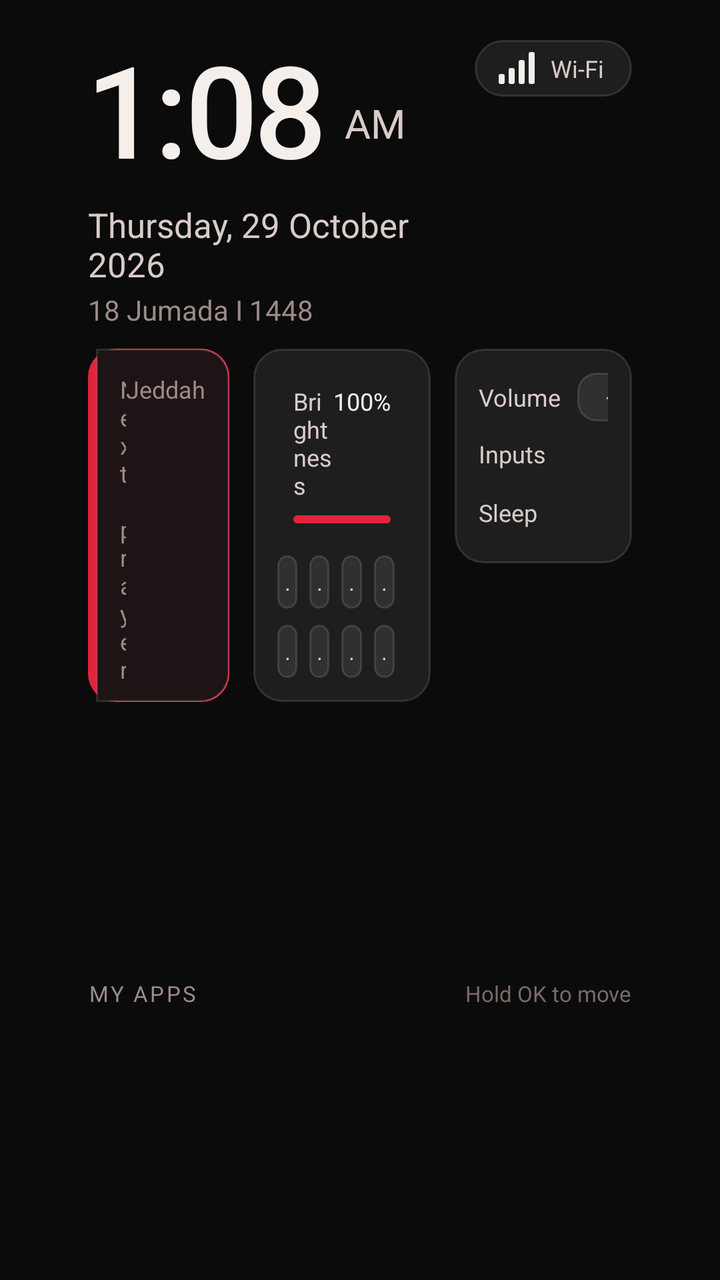
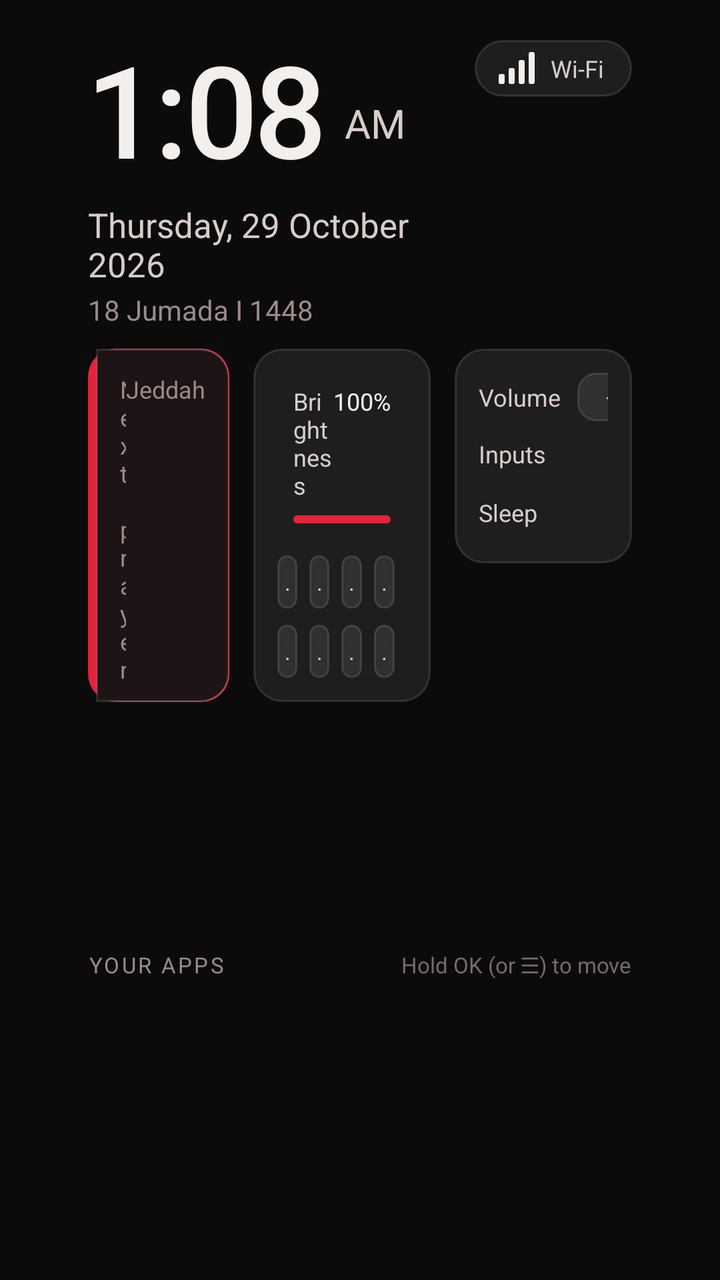

An Android layout rendered at two revisions. The XML below is the earlier revision; the diff shows what the commit changed to produce the second picture.
<!-- AndroidManifest.xml: application theme Theme.JawadTV -->
<!-- res/layout/activity_main.xml -->
<?xml version="1.0" encoding="utf-8"?>
<FrameLayout xmlns:android="http://schemas.android.com/apk/res/android"
    android:id="@+id/root"
    android:layout_width="match_parent"
    android:layout_height="match_parent"
    android:layoutDirection="ltr">

    <View
        android:id="@+id/bgView"
        android:layout_width="match_parent"
        android:layout_height="match_parent" />

    <ScrollView
        android:id="@+id/scroll"
        android:layout_width="match_parent"
        android:layout_height="match_parent"
        android:fillViewport="true"
        android:overScrollMode="never"
        android:scrollbars="none">

    <LinearLayout
        android:id="@+id/content"
        android:layout_width="match_parent"
        android:layout_height="match_parent"
        android:layoutDirection="ltr"
        android:orientation="vertical"
        android:paddingStart="44dp"
        android:paddingTop="20dp"
        android:paddingEnd="44dp"
        android:paddingBottom="16dp">

        
        <LinearLayout
            android:layout_width="match_parent"
            android:layout_height="wrap_content"
            android:orientation="horizontal">

            <LinearLayout
                android:layout_width="0dp"
                android:layout_height="wrap_content"
                android:layout_weight="1"
                android:orientation="vertical">

                <LinearLayout
                    android:layout_width="wrap_content"
                    android:layout_height="wrap_content"
                    android:gravity="bottom"
                    android:orientation="horizontal">

                    <TextView
                        android:id="@+id/tvClock"
                        android:layout_width="wrap_content"
                        android:layout_height="wrap_content"
                        android:fontFamily="sans-serif-medium"
                        android:includeFontPadding="false"
                        android:letterSpacing="-0.03"
                        android:text="1:08"
                        android:textColor="@color/text_primary"
                        android:textSize="64sp" />

                    <TextView
                        android:id="@+id/tvAmPm"
                        android:layout_width="wrap_content"
                        android:layout_height="wrap_content"
                        android:layout_marginStart="10dp"
                        android:layout_marginBottom="10dp"
                        android:text="AM"
                        android:textColor="@color/text_secondary"
                        android:textSize="20sp" />
                </LinearLayout>

                <TextView
                    android:id="@+id/tvDate"
                    android:layout_width="wrap_content"
                    android:layout_height="wrap_content"
                    android:layout_marginTop="6dp"
                    android:text="Thursday, 29 October 2026"
                    android:textColor="@color/text_secondary"
                    android:textSize="17sp" />

                <TextView
                    android:id="@+id/tvHijri"
                    android:layout_width="wrap_content"
                    android:layout_height="wrap_content"
                    android:layout_marginTop="2dp"
                    android:text="18 Jumada I 1448"
                    android:textColor="@color/text_muted"
                    android:textSize="14sp" />
            </LinearLayout>

            <LinearLayout
                android:layout_width="wrap_content"
                android:layout_height="wrap_content"
                android:gravity="end"
                android:orientation="vertical">

                
                <LinearLayout
                    android:id="@+id/wifiChip"
                    android:layout_width="wrap_content"
                    android:layout_height="wrap_content"
                    android:background="@drawable/wifi_chip_bg"
                    android:clickable="true"
                    android:focusable="true"
                    android:gravity="center_vertical"
                    android:orientation="horizontal"
                    android:paddingStart="12dp"
                    android:paddingTop="6dp"
                    android:paddingEnd="14dp"
                    android:paddingBottom="6dp">

                    <LinearLayout
                        android:id="@+id/signalBars"
                        android:layout_width="wrap_content"
                        android:layout_height="16dp"
                        android:gravity="bottom"
                        android:orientation="horizontal">

                        <View android:id="@+id/bar1" android:layout_width="3dp" android:layout_height="5dp" android:layout_marginEnd="2dp" android:background="@drawable/signal_bar" />
                        <View android:id="@+id/bar2" android:layout_width="3dp" android:layout_height="8dp" android:layout_marginEnd="2dp" android:background="@drawable/signal_bar" />
                        <View android:id="@+id/bar3" android:layout_width="3dp" android:layout_height="12dp" android:layout_marginEnd="2dp" android:background="@drawable/signal_bar" />
                        <View android:id="@+id/bar4" android:layout_width="3dp" android:layout_height="16dp" android:background="@drawable/signal_bar" />
                    </LinearLayout>

                    <TextView
                        android:id="@+id/tvWifi"
                        android:layout_width="wrap_content"
                        android:layout_height="wrap_content"
                        android:layout_marginStart="8dp"
                        android:maxLines="1"
                        android:text="Wi-Fi"
                        android:textColor="@color/text_secondary"
                        android:textSize="12sp" />
                </LinearLayout>

            </LinearLayout>
        </LinearLayout>

        
        <LinearLayout
            android:layout_width="match_parent"
            android:layout_height="wrap_content"
            android:layout_marginTop="10dp"
            android:orientation="horizontal">

            
            <LinearLayout
                android:id="@+id/prayerCard"
                android:layout_width="0dp"
                android:layout_height="match_parent"
                android:layout_weight="1"
                android:layout_marginEnd="12dp"
                android:background="@drawable/card_accent_bg"
                android:orientation="vertical"
                android:paddingStart="16dp"
                android:paddingTop="12dp"
                android:paddingEnd="12dp"
                android:paddingBottom="10dp">

                <LinearLayout
                    android:layout_width="match_parent"
                    android:layout_height="wrap_content"
                    android:orientation="horizontal">

                    <TextView
                        android:layout_width="0dp"
                        android:layout_height="wrap_content"
                        android:layout_weight="1"
                        android:text="@string/next_prayer"
                        android:textColor="@color/text_muted"
                        android:textSize="12sp" />

                    <TextView
                        android:layout_width="wrap_content"
                        android:layout_height="wrap_content"
                        android:text="@string/city"
                        android:textColor="@color/text_muted"
                        android:textSize="12sp" />
                </LinearLayout>

                <TextView
                    android:id="@+id/tvNextPrayer"
                    android:layout_width="wrap_content"
                    android:layout_height="wrap_content"
                    android:layout_marginTop="6dp"
                    android:fontFamily="sans-serif-medium"
                    android:text="Fajr 5:08"
                    android:textColor="@color/text_primary"
                    android:textSize="24sp" />

                <TextView
                    android:id="@+id/tvCountdown"
                    android:layout_width="wrap_content"
                    android:layout_height="wrap_content"
                    android:text="in 3h 59m"
                    android:textColor="@color/red_soft"
                    android:textSize="13sp" />

                <View
                    android:layout_width="match_parent"
                    android:layout_height="1dp"
                    android:layout_marginTop="10dp"
                    android:layout_marginBottom="8dp"
                    android:background="@color/divider" />

                <LinearLayout
                    android:layout_width="match_parent"
                    android:layout_height="wrap_content"
                    android:orientation="horizontal">

                    <include layout="@layout/prayer_slot" android:id="@+id/slotFajr" />
                    <include layout="@layout/prayer_slot" android:id="@+id/slotDhuhr" />
                    <include layout="@layout/prayer_slot" android:id="@+id/slotAsr" />
                    <include layout="@layout/prayer_slot" android:id="@+id/slotMaghrib" />
                    <include layout="@layout/prayer_slot" android:id="@+id/slotIsha" />
                </LinearLayout>
            </LinearLayout>

            
            <LinearLayout
                android:id="@+id/displayPanel"
                android:layout_width="0dp"
                android:layout_height="wrap_content"
                android:layout_marginEnd="12dp"
                android:layout_weight="1.25"
                android:background="@drawable/card_bg"
                android:orientation="vertical"
                android:padding="12dp">

                
                <LinearLayout
                    android:id="@+id/brightnessRow"
                    android:layout_width="match_parent"
                    android:layout_height="wrap_content"
                    android:background="@drawable/slider_row_bg"
                    android:focusable="true"
                    android:orientation="vertical"
                    android:paddingStart="8dp"
                    android:paddingTop="6dp"
                    android:paddingEnd="8dp"
                    android:paddingBottom="8dp">

                    <LinearLayout
                        android:layout_width="match_parent"
                        android:layout_height="wrap_content"
                        android:orientation="horizontal">

                        <TextView
                            android:layout_width="0dp"
                            android:layout_height="wrap_content"
                            android:layout_weight="1"
                            android:text="@string/brightness"
                            android:textColor="@color/text_secondary"
                            android:textSize="12sp" />

                        <TextView
                            android:id="@+id/tvBrightness"
                            android:layout_width="wrap_content"
                            android:layout_height="wrap_content"
                            android:text="100%"
                            android:textColor="@color/text_primary"
                            android:textSize="12sp" />
                    </LinearLayout>

                    <FrameLayout
                        android:layout_width="match_parent"
                        android:layout_height="4dp"
                        android:layout_marginTop="7dp"
                        android:background="@drawable/slider_track">

                        <View
                            android:id="@+id/brightnessFill"
                            android:layout_width="match_parent"
                            android:layout_height="match_parent"
                            android:background="@drawable/slider_fill" />
                    </FrameLayout>
                </LinearLayout>

                
                <LinearLayout
                    android:layout_width="match_parent"
                    android:layout_height="wrap_content"
                    android:layout_marginTop="8dp"
                    android:orientation="horizontal">

                    <TextView android:id="@+id/presetDay" style="@style/Chip" android:text="@string/preset_day" />
                    <TextView android:id="@+id/presetEvening" style="@style/Chip" android:text="@string/preset_evening" />
                    <TextView android:id="@+id/presetNight" style="@style/Chip" android:text="@string/preset_night" />
                    <TextView android:id="@+id/presetCinema" style="@style/Chip" android:text="@string/preset_cinema" />
                </LinearLayout>

                
                <LinearLayout
                    android:layout_width="match_parent"
                    android:layout_height="wrap_content"
                    android:layout_marginTop="8dp"
                    android:orientation="horizontal">

                    <TextView android:id="@+id/toggleWarm" style="@style/Chip" android:text="@string/warm" />
                    <TextView android:id="@+id/toggleAutoIsha" style="@style/Chip" android:text="@string/auto_isha" />
                    <TextView android:id="@+id/toggleIdle" style="@style/Chip" android:text="@string/idle_dim" />
                    <TextView android:id="@+id/btnScreenOff" style="@style/Chip" android:text="@string/screen_off" />
                </LinearLayout>
            </LinearLayout>

            
            <LinearLayout
                android:id="@+id/controlsPanel"
                android:layout_width="0dp"
                android:layout_height="wrap_content"
                android:layout_weight="1.25"
                android:background="@drawable/card_bg"
                android:orientation="vertical"
                android:padding="12dp">

                
                <LinearLayout
                    android:layout_width="match_parent"
                    android:layout_height="wrap_content"
                    android:gravity="center_vertical"
                    android:orientation="horizontal">

                    <TextView
                        android:layout_width="wrap_content"
                        android:layout_height="wrap_content"
                        android:layout_marginEnd="8dp"
                        android:text="@string/volume"
                        android:textColor="@color/text_secondary"
                        android:textSize="12sp" />

                    <TextView android:id="@+id/btnVolDown" style="@style/ChipSmall" android:text="−" />

                    <FrameLayout
                        android:layout_width="0dp"
                        android:layout_height="4dp"
                        android:layout_marginStart="6dp"
                        android:layout_marginEnd="6dp"
                        android:layout_weight="1"
                        android:background="@drawable/slider_track">

                        <View
                            android:id="@+id/volumeFill"
                            android:layout_width="match_parent"
                            android:layout_height="match_parent"
                            android:background="@drawable/slider_fill" />
                    </FrameLayout>

                    <TextView android:id="@+id/btnVolUp" style="@style/ChipSmall" android:text="+" />
                    <TextView android:id="@+id/btnMute" style="@style/ChipSmall" android:layout_marginStart="6dp" android:text="@string/mute" />
                </LinearLayout>

                
                <LinearLayout
                    android:layout_width="match_parent"
                    android:layout_height="wrap_content"
                    android:layout_marginTop="8dp"
                    android:gravity="center_vertical"
                    android:orientation="horizontal">

                    <TextView
                        android:layout_width="wrap_content"
                        android:layout_height="wrap_content"
                        android:layout_marginEnd="8dp"
                        android:text="@string/inputs"
                        android:textColor="@color/text_secondary"
                        android:textSize="12sp" />

                    <LinearLayout
                        android:id="@+id/inputsRow"
                        android:layout_width="0dp"
                        android:layout_height="wrap_content"
                        android:layout_weight="1"
                        android:orientation="horizontal" />
                </LinearLayout>

                
                <LinearLayout
                    android:layout_width="match_parent"
                    android:layout_height="wrap_content"
                    android:layout_marginTop="8dp"
                    android:gravity="center_vertical"
                    android:orientation="horizontal">

                    <TextView
                        android:id="@+id/tvSleepLabel"
                        android:layout_width="wrap_content"
                        android:layout_height="wrap_content"
                        android:layout_marginEnd="8dp"
                        android:text="@string/sleep"
                        android:textColor="@color/text_secondary"
                        android:textSize="12sp" />

                    <TextView android:id="@+id/sleep30" style="@style/Chip" android:text="30" />
                    <TextView android:id="@+id/sleep60" style="@style/Chip" android:text="60" />
                    <TextView android:id="@+id/sleep90" style="@style/Chip" android:text="90" />
                    <TextView android:id="@+id/sleepOff" style="@style/Chip" android:text="@string/sleep_off" />
                </LinearLayout>
            </LinearLayout>
        </LinearLayout>

        
        <LinearLayout
            android:id="@+id/continueSection"
            android:layout_width="match_parent"
            android:layout_height="wrap_content"
            android:layout_marginTop="10dp"
            android:orientation="vertical"
            android:visibility="gone">

            <TextView
                android:id="@+id/tvContinueLabel"
                android:layout_width="wrap_content"
                android:layout_height="wrap_content"
                android:layout_marginBottom="6dp"
                android:letterSpacing="0.1"
                android:text="@string/continue_watching"
                android:textColor="@color/text_muted"
                android:textSize="11sp" />

            <androidx.recyclerview.widget.RecyclerView
                android:id="@+id/continueRow"
                android:layout_width="match_parent"
                android:layout_height="82dp"
                android:clipChildren="false"
                android:clipToPadding="false"
                android:descendantFocusability="afterDescendants"
                android:focusable="false"
                android:orientation="horizontal"
                android:paddingStart="4dp"
                android:paddingEnd="4dp" />
        </LinearLayout>

        <View
            android:layout_width="match_parent"
            android:layout_height="0dp"
            android:layout_weight="1" />

        
        <LinearLayout
            android:layout_width="match_parent"
            android:layout_height="wrap_content"
            android:layout_marginBottom="6dp"
            android:orientation="horizontal">

            <TextView
                android:layout_width="0dp"
                android:layout_height="wrap_content"
                android:layout_weight="1"
                android:letterSpacing="0.1"
                android:text="@string/my_apps"
                android:textColor="@color/text_muted"
                android:textSize="11sp" />

            <TextView
                android:id="@+id/tvMoveHint"
                android:layout_width="wrap_content"
                android:layout_height="wrap_content"
                android:text="@string/move_hint"
                android:textColor="@color/text_faint"
                android:textSize="11sp" />
        </LinearLayout>

        <androidx.recyclerview.widget.RecyclerView
            android:id="@+id/appsRow"
            android:layout_width="match_parent"
            android:layout_height="114dp"
            android:clipChildren="false"
            android:clipToPadding="false"
            android:descendantFocusability="afterDescendants"
            android:focusable="false"
            android:orientation="horizontal"
            android:paddingStart="4dp"
            android:paddingEnd="4dp" />
    </LinearLayout>
    </ScrollView>

    
    <View
        android:id="@+id/warmView"
        android:layout_width="match_parent"
        android:layout_height="match_parent"
        android:background="@color/warm_tint"
        android:visibility="gone" />

    <View
        android:id="@+id/dimView"
        android:layout_width="match_parent"
        android:layout_height="match_parent"
        android:alpha="0"
        android:background="#000000" />

    <TextView
        android:id="@+id/tvScreenOffHint"
        android:layout_width="wrap_content"
        android:layout_height="wrap_content"
        android:layout_gravity="center"
        android:text="@string/screen_off_hint"
        android:textColor="#33FFFFFF"
        android:textSize="13sp"
        android:visibility="gone" />
</FrameLayout>
<!-- res/layout/prayer_slot.xml (included above) -->
<?xml version="1.0" encoding="utf-8"?>
<LinearLayout xmlns:android="http://schemas.android.com/apk/res/android"
    android:layout_width="0dp"
    android:layout_height="wrap_content"
    android:layout_weight="1"
    android:gravity="center"
    android:orientation="vertical">

    <TextView
        android:id="@+id/slotName"
        android:layout_width="wrap_content"
        android:layout_height="wrap_content"
        android:text="Fajr"
        android:textColor="@color/text_muted"
        android:textSize="11sp" />

    <TextView
        android:id="@+id/slotTime"
        android:layout_width="wrap_content"
        android:layout_height="wrap_content"
        android:layout_marginTop="1dp"
        android:text="5:08"
        android:textColor="@color/text_secondary"
        android:textSize="12sp" />
</LinearLayout>
<!-- resources referenced by this layout -->
<resources>
  <color name="divider">#1AFFFFFF</color>
  <color name="red_soft">#FF6B7D</color>
  <color name="text_faint">#7A6A68</color>
  <color name="text_muted">#9C8A87</color>
  <color name="text_primary">#F4EFEA</color>
  <color name="text_secondary">#D9CCC8</color>
  <color name="warm_tint">#2EFF8C1A</color>
  <!-- drawable card_bg (drawable) -->
  <?xml version="1.0" encoding="utf-8"?>
  <shape xmlns:android="http://schemas.android.com/apk/res/android" android:shape="rectangle">
      <solid android:color="@color/glass" />
      <stroke android:width="1dp" android:color="@color/glass_border" />
      <corners android:radius="14dp" />
  </shape>
  <!-- drawable signal_bar (drawable) -->
  <?xml version="1.0" encoding="utf-8"?>
  <shape xmlns:android="http://schemas.android.com/apk/res/android" android:shape="rectangle">
      <solid android:color="@color/text_primary" />
      <corners android:radius="1dp" />
  </shape>
  <!-- drawable slider_fill (drawable) -->
  <?xml version="1.0" encoding="utf-8"?>
  <shape xmlns:android="http://schemas.android.com/apk/res/android" android:shape="rectangle">
      <solid android:color="@color/red" />
      <corners android:radius="2dp" />
  </shape>
  <!-- drawable slider_track (drawable) -->
  <?xml version="1.0" encoding="utf-8"?>
  <shape xmlns:android="http://schemas.android.com/apk/res/android" android:shape="rectangle">
      <solid android:color="#1FFFFFFF" />
      <corners android:radius="2dp" />
  </shape>
  <string name="auto_isha">Auto Isha</string>
  <string name="brightness">Brightness</string>
  <string name="city">Jeddah</string>
  <string name="continue_watching">CONTINUE WATCHING</string>
  <string name="idle_dim">Idle dim</string>
  <string name="inputs">Inputs</string>
  <string name="move_hint">Hold OK to move</string>
  <string name="mute">Mute</string>
  <string name="my_apps">MY APPS</string>
  <string name="next_prayer">Next prayer</string>
  <string name="preset_cinema">Cinema</string>
  <string name="preset_day">Day</string>
  <string name="preset_evening">Evening</string>
  <string name="preset_night">Night</string>
  <string name="screen_off">Screen off</string>
  <string name="screen_off_hint">Press any button to wake</string>
  <string name="sleep">Sleep</string>
  <string name="sleep_off">Off</string>
  <string name="volume">Volume</string>
  <string name="warm">Warm</string>
  <style name="ChipSmall" parent="Chip">
          <item name="android:layout_width">34dp</item>
          <item name="android:layout_weight">0</item>
          <item name="android:layout_marginEnd">0dp</item>
          <item name="android:paddingTop">4dp</item>
          <item name="android:paddingBottom">4dp</item>
          <item name="android:textSize">12sp</item>
      </style>
  <style name="Theme.JawadTV" parent="Theme.AppCompat.NoActionBar">
          <item name="android:windowBackground">@color/bg</item>
          <item name="android:colorBackground">@color/bg</item>
          <item name="android:textColorPrimary">@color/text_primary</item>
          <item name="android:windowFullscreen">true</item>
          <item name="android:windowContentOverlay">@null</item>
          <item name="android:windowAnimationStyle">@null</item>
      </style>
  <color name="red">#E0243C</color>
  <color name="glass_border">#1FFFFFFF</color>
  <color name="glass">#14FFFFFF</color>
  <color name="glass_focus">#26FFFFFF</color>
  <color name="red_ring">#FFD6DB</color>
  <color name="bg">#0B0B0C</color>
  <!-- unchanged entries left out for length: 5 -->
</resources>

<!-- the commit's change to res/layout/activity_main.xml (unified diff, before → after) -->
@@ -420,7 +420,7 @@
             <androidx.recyclerview.widget.RecyclerView
                 android:id="@+id/continueRow"
                 android:layout_width="match_parent"
-                android:layout_height="82dp"
+                android:layout_height="118dp"
                 android:clipChildren="false"
                 android:clipToPadding="false"
                 android:descendantFocusability="afterDescendants"
@@ -463,7 +463,7 @@
         <androidx.recyclerview.widget.RecyclerView
             android:id="@+id/appsRow"
             android:layout_width="match_parent"
-            android:layout_height="114dp"
+            android:layout_height="128dp"
             android:clipChildren="false"
             android:clipToPadding="false"
             android:descendantFocusability="afterDescendants"
<!-- resource entries referenced after the edit -->
@@ -38,9 +38,9 @@
   <string name="continue_watching">CONTINUE WATCHING</string>
   <string name="idle_dim">Idle dim</string>
   <string name="inputs">Inputs</string>
-  <string name="move_hint">Hold OK to move</string>
+  <string name="move_hint">Hold OK (or ☰) to move</string>
   <string name="mute">Mute</string>
-  <string name="my_apps">MY APPS</string>
+  <string name="my_apps">YOUR APPS</string>
   <string name="next_prayer">Next prayer</string>
   <string name="preset_cinema">Cinema</string>
   <string name="preset_day">Day</string>
